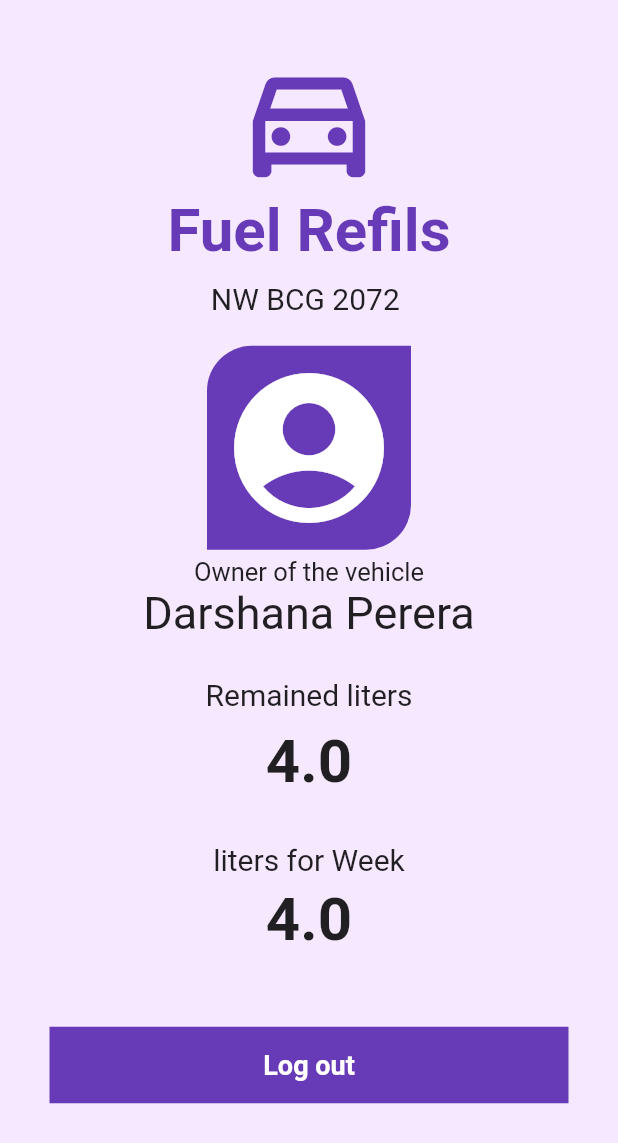
After one commit to darshana-perera-97/loging_flutter, a Flutter app: the Profile screen opened directly, on a phone screen of 412 x 824 dp. The commit adds this screen. Shown: the top 1143 px of the screen. Run offline on Flutter 3.47's test engine with Material 2 defaults, Android fonts, the phone set to English and light mode, and no system bars.

Commit message:
profile.dart created

```diff
--- /dev/null
+++ b/lib/Profile.dart
@@ -0,0 +1,145 @@
+import 'package:flutter/material.dart';
+import 'login_page.dart';
+
+class Profile extends StatefulWidget {
+  Profile({Key? key}) : super(key: key);
+
+  @override
+  State<Profile> createState() => _ProfileState();
+}
+
+class _ProfileState extends State<Profile> {
+  @override
+  Widget build(BuildContext context) {
+    return Scaffold(
+      backgroundColor: Color.fromARGB(255, 245, 232, 255),
+      body: SafeArea(
+        child: Center(
+          child: SingleChildScrollView(
+            child: Column(
+              mainAxisAlignment: MainAxisAlignment.center,
+              children: [
+                Icon(
+                  Icons.directions_car_filled_outlined,
+                  size: 100,
+                  color: Colors.deepPurple,
+                ),
+                //hello again text
+                Center(
+                    child: Text(
+                  'Fuel Refils',
+                  style: TextStyle(
+                      fontSize: 40,
+                      fontWeight: FontWeight.bold,
+                      color: Colors.deepPurple),
+                )),
+                SizedBox(
+                  height: 10,
+                ),
+                Center(
+                    child: Text(
+                  'NW BCG 2072 ',
+                  style: TextStyle(fontSize: 20),
+                )),
+                SizedBox(
+                  height: 20,
+                ),
+                Container(
+                    // height: 80,
+                    decoration: new BoxDecoration(
+                        color: Colors.deepPurple,
+                        borderRadius: BorderRadius.only(
+                            topLeft: Radius.circular(30),
+                            bottomRight: Radius.circular(30))),
+                    child: Padding(
+                      padding: const EdgeInsets.all(8.0),
+                      child: Icon(
+                        Icons.account_circle_rounded,
+                        size: 120,
+                        color: Colors.white,
+                      ),
+                    )),
+                SizedBox(
+                  height: 5,
+                ),
+                Text(
+                  'Owner of the vehicle',
+                  style: TextStyle(fontSize: 17),
+                ),
+                Text(
+                  'Darshana Perera',
+                  style: TextStyle(fontSize: 30),
+                ),
+                SizedBox(
+                  height: 25,
+                ),
+                Text(
+                  'Remained liters',
+                  style: TextStyle(fontSize: 20),
+                ),
+                SizedBox(
+                  height: 10,
+                ),
+                Text(
+                  '4.0',
+                  style: TextStyle(
+                    fontSize: 40,
+                    fontWeight: FontWeight.bold,
+                  ),
+                ),
+                SizedBox(
+                  height: 30,
+                ),
+                Text(
+                  'liters for Week',
+                  style: TextStyle(fontSize: 20),
+                ),
+                SizedBox(
+                  height: 5,
+                ),
+                Text(
+                  '4.0',
+                  style: TextStyle(fontSize: 40, fontWeight: FontWeight.bold),
+                ),
+                SizedBox(
+                  height: 40,
+                ),
+                //user name input text
+
+                TextButton(
+                  style: ButtonStyle(
+                    foregroundColor:
+                        MaterialStateProperty.all<Color>(Colors.blue),
+                  ),
+                  onPressed: () {
+                    Navigator.push(context,
+                        MaterialPageRoute(builder: (context) => LoginPage()));
+                  },
+                  child: Padding(
+                    padding: const EdgeInsets.symmetric(horizontal: 25.0),
+                    child: Container(
+                      padding: EdgeInsets.all(15),
+                      decoration: BoxDecoration(color: Colors.deepPurple),
+                      child: Center(
+                          child: Text(
+                        "Log out",
+                        style: TextStyle(
+                            color: Colors.white,
+                            fontSize: 18.0,
+                            fontWeight: FontWeight.bold),
+                      )),
+                    ),
+                  ),
+                ),
+
+                SizedBox(
+                  height: 50,
+                ),
+              ],
+            ),
+          ),
+        ),
+      ),
+    );
+  }
+}
--- a/lib/Register.dart
+++ b/lib/Register.dart
@@ -39,7 +39,7 @@ class _RegisterState extends State<Register> {
                 height: 30,
               ),
               Text(
-                "Fill With your Details",
+                "First register in fuelpass.gov.lk",
                 style: TextStyle(
                     fontSize: 18,
                     // fontWeight: FontWeight.bold,
--- a/lib/login_page.dart
+++ b/lib/login_page.dart
@@ -1,5 +1,6 @@
 import 'package:flutter/material.dart';
 import 'Register.dart';
+import 'Profile.dart';
 
 class LoginPage extends StatefulWidget {
   const LoginPage({Key? key}) : super(key: key);
--- a/lib/main.dart
+++ b/lib/main.dart
@@ -2,6 +2,7 @@ import 'package:flutter/material.dart';
 import 'login_page.dart';
 import 'LoadingPage.dart';
 import 'Register.dart';
+import 'Profile.dart';
 
 
 void main() {
@@ -16,7 +17,7 @@ class MyApp extends StatelessWidget {
     return MaterialApp(
       debugShowCheckedModeBanner: false,
       home: LoadingPage(),
-      // home: LoginPage(),
+      // home: Profile(),
       // home: Register(),
     );
   }
```
